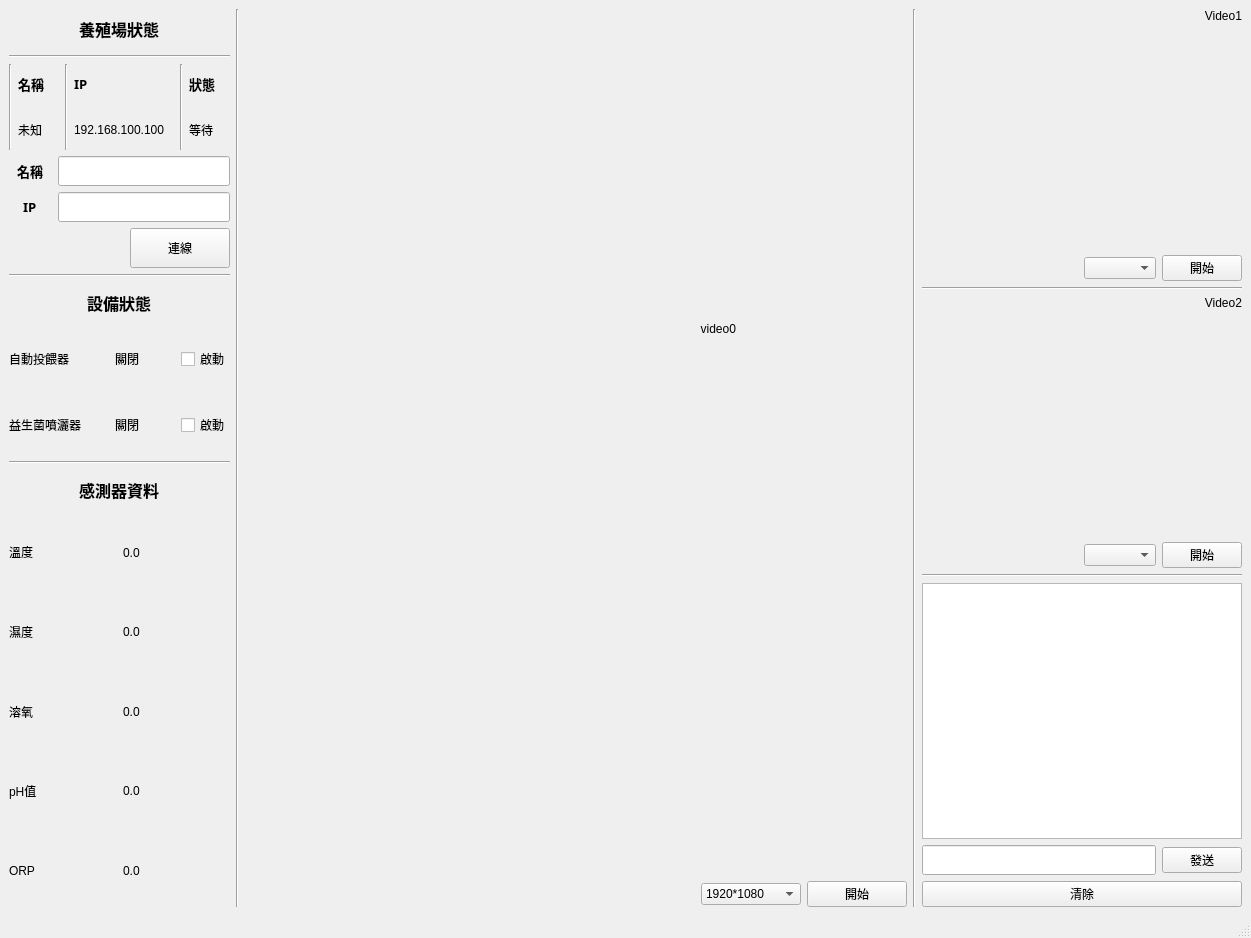
Qt form AquaPilotPC/ui/AquaPlayerUI.ui (TWKuoNW/AquaIntel-NetFarm) before a commit.
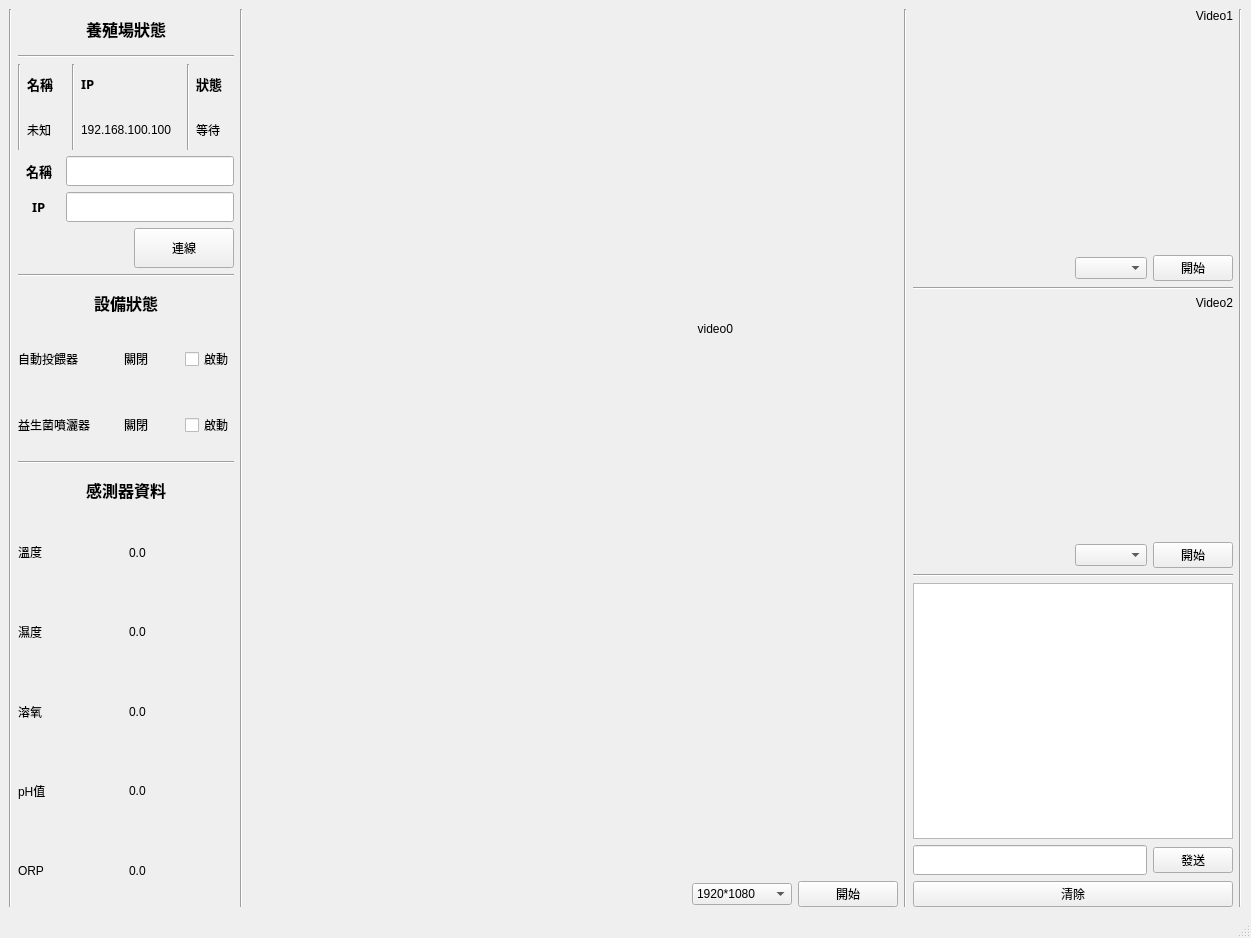
The same form after that commit.

What changed in the file:
```diff
--- a/AquaPilotPC/ui/AquaPlayerUI.ui
+++ b/AquaPilotPC/ui/AquaPlayerUI.ui
@@ -20,7 +20,14 @@
      <verstretch>0</verstretch>
     </sizepolicy>
    </property>
-   <layout class="QHBoxLayout" name="horizontalLayout_2" stretch="1,0,3,0,0">
+   <layout class="QHBoxLayout" name="horizontalLayout_2" stretch="0,1,0,3,0,0,0">
+    <item>
+     <widget class="Line" name="line_9">
+      <property name="orientation">
+       <enum>Qt::Vertical</enum>
+      </property>
+     </widget>
+    </item>
     <item>
      <layout class="QVBoxLayout" name="verticalLayout_a">
       <property name="sizeConstraint">
@@ -1047,6 +1054,13 @@
       </item>
      </layout>
     </item>
+    <item>
+     <widget class="Line" name="line_14">
+      <property name="orientation">
+       <enum>Qt::Vertical</enum>
+      </property>
+     </widget>
+    </item>
    </layout>
   </widget>
   <widget class="QMenuBar" name="menubar">
```
